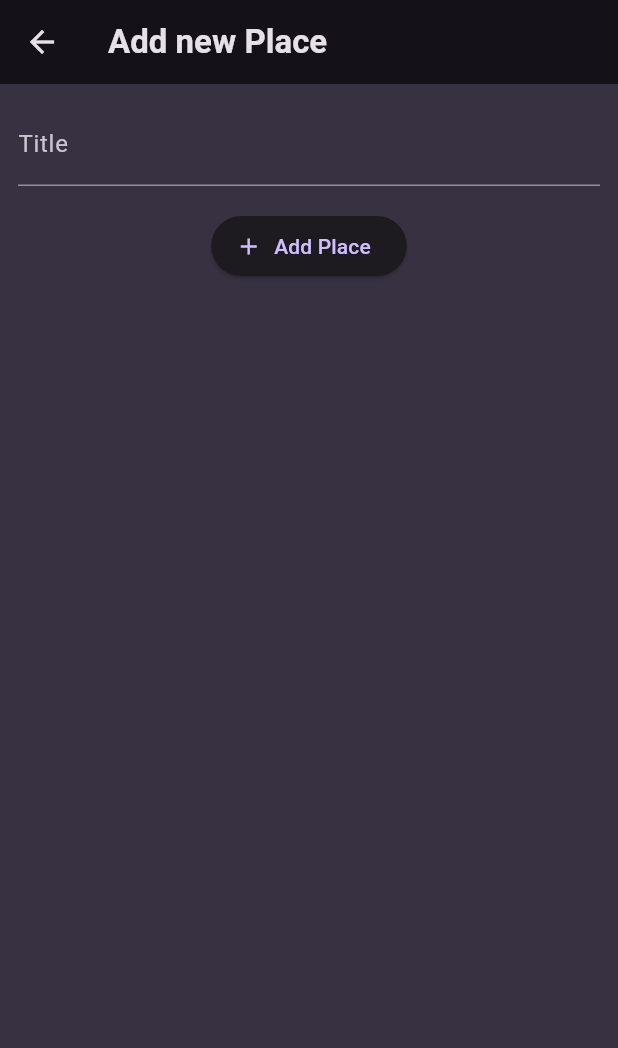
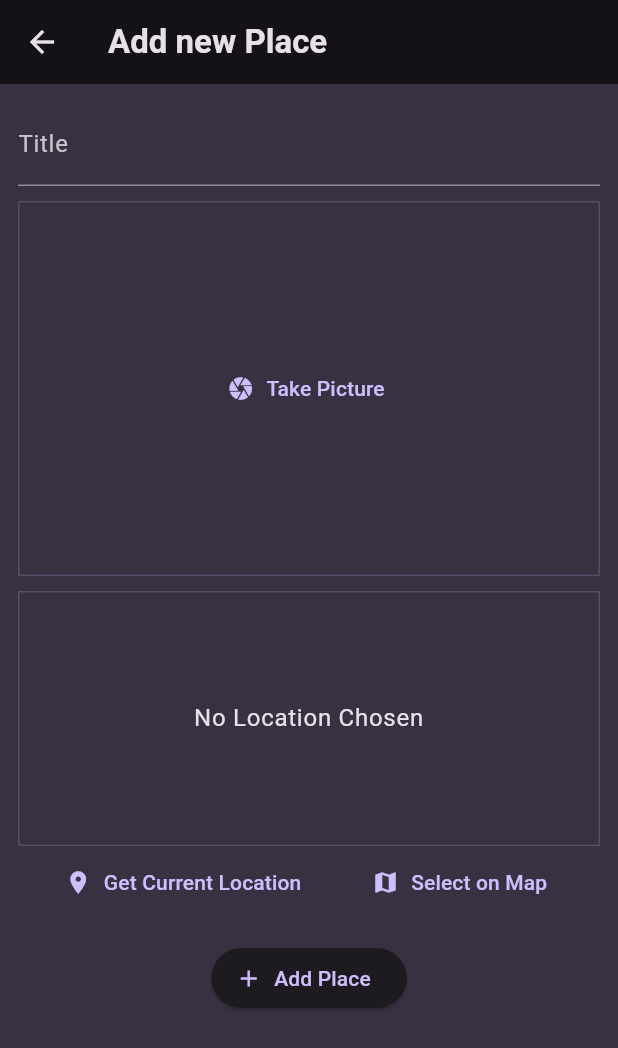
Before and after one commit to INO95/Flutter_study_250105, a Flutter app: the AddPlaceScreen screen opened directly, on a phone screen of 412 x 824 dp. Shown: the top 1048 px of the screen. Run offline on Flutter 3.47's test engine with Material 3 defaults, Android fonts, the phone set to English and light mode, and no system bars; our stand-ins replace flutter_riverpod, google_fonts, image_picker, location, transparent_image.

Commit message:
250428_flutter_lecture_~257

```diff
--- a/favorite_places/lib/models/place.dart
+++ b/favorite_places/lib/models/place.dart
@@ -1,10 +1,30 @@
+import 'dart:io';
+
 import 'package:uuid/uuid.dart';
 
 final uuid = Uuid();
 
+class PlaceLocation {
+  const PlaceLocation({
+    required this.latitude,
+    required this.longitude,
+    required this.address,
+  });
+
+  final double latitude;
+  final double longitude;
+  final String address;
+}
+
 class Place {
-  Place({required this.title}) : id = uuid.v4();
+  Place({
+    required this.title,
+    required this.image,
+    required this.location,
+  }) : id = uuid.v4();
 
   final String id;
   final String title;
+  final File image;
+  final PlaceLocation location;
 }
--- a/favorite_places/lib/providers/user_places.dart
+++ b/favorite_places/lib/providers/user_places.dart
@@ -1,11 +1,13 @@
+import 'dart:io';
+
 import 'package:favorite_places/models/place.dart';
 import 'package:flutter_riverpod/flutter_riverpod.dart';
 
 class UserPlacesNotifier extends StateNotifier<List<Place>> {
   UserPlacesNotifier() : super(const []);
 
-  void addPlace(String title) {
-    final newPlace = Place(title: title);
+  void addPlace(String title, File image, PlaceLocation location) {
+    final newPlace = Place(title: title, image: image, location: location);
     state = [newPlace, ...state];
   }
 }
--- a/favorite_places/lib/screens/add_place.dart
+++ b/favorite_places/lib/screens/add_place.dart
@@ -1,4 +1,9 @@
+import 'dart:io';
+
+import 'package:favorite_places/models/place.dart';
 import 'package:favorite_places/providers/user_places.dart';
+import 'package:favorite_places/widgets/image_input.dart';
+import 'package:favorite_places/widgets/location_input.dart';
 import 'package:flutter/material.dart';
 import 'package:flutter_riverpod/flutter_riverpod.dart';
 
@@ -13,15 +18,21 @@ class AddPlaceScreen extends ConsumerStatefulWidget {
 
 class _AddPlacesScreenState extends ConsumerState<AddPlaceScreen> {
   final _titleController = TextEditingController();
+  File? _selectedImgae;
+  PlaceLocation? _selectedLocation;
 
   void _savePlace() {
     final enteredText = _titleController.text;
 
-    if (enteredText.isEmpty) {
+    if (enteredText.isEmpty ||
+        _selectedImgae == null ||
+        _selectedLocation == null) {
       return;
     }
 
-    ref.read(userPlacesProvider.notifier).addPlace(enteredText);
+    ref
+        .read(userPlacesProvider.notifier)
+        .addPlace(enteredText, _selectedImgae!, _selectedLocation!);
 
     Navigator.of(context).pop();
   }
@@ -49,6 +60,18 @@ class _AddPlacesScreenState extends ConsumerState<AddPlaceScreen> {
                 color: Theme.of(context).colorScheme.onSurface,
               ),
             ),
+            SizedBox(height: 10),
+            ImageInput(
+              onPickImage: (image) {
+                _selectedImgae = image;
+              },
+            ),
+            SizedBox(height: 10),
+            LocationInput(
+              onSelectLocation: (location) {
+                _selectedLocation = location;
+              },
+            ),
             SizedBox(height: 16),
             ElevatedButton.icon(
               onPressed: _savePlace,
--- /dev/null
+++ b/favorite_places/lib/widgets/image_input.dart
@@ -0,0 +1,69 @@
+import 'dart:io';
+
+import 'package:flutter/material.dart';
+import 'package:image_picker/image_picker.dart';
+
+class ImageInput extends StatefulWidget {
+  const ImageInput({super.key, required this.onPickImage});
+
+  final void Function(File image) onPickImage;
+
+  @override
+  State<StatefulWidget> createState() {
+    return _ImageInputState();
+  }
+}
+
+class _ImageInputState extends State<ImageInput> {
+  File? _selectedImage;
+
+  void _takePicture() async {
+    final imagePicker = ImagePicker();
+    final pickedImage = await imagePicker.pickImage(
+      source: ImageSource.camera,
+      maxWidth: 600,
+    );
+    if (pickedImage == null) {
+      return;
+    }
+
+    setState(() {
+      _selectedImage = File(pickedImage.path);
+    });
+
+    widget.onPickImage(_selectedImage!);
+  }
+
+  @override
+  Widget build(BuildContext context) {
+    Widget content = TextButton.icon(
+      icon: const Icon(Icons.camera),
+      label: const Text('Take Picture'),
+      onPressed: _takePicture,
+    );
+
+    if (_selectedImage != null) {
+      content = GestureDetector(
+        onTap: _takePicture,
+        child: Image.file(
+          _selectedImage!,
+          fit: BoxFit.cover,
+          width: double.infinity,
+          height: double.infinity,
+        ),
+      );
+    }
+
+    return Container(
+      decoration: BoxDecoration(
+        border: Border.all(
+            width: 1,
+            color: Theme.of(context).colorScheme.primary.withOpacity(0.2)),
+      ),
+      height: 250,
+      width: double.infinity,
+      alignment: Alignment.center,
+      child: content,
+    );
+  }
+}
--- /dev/null
+++ b/favorite_places/lib/widgets/location_input.dart
@@ -0,0 +1,138 @@
+import 'dart:convert';
+
+import 'package:flutter/material.dart';
+import 'package:location/location.dart';
+import 'package:http/http.dart' as http;
+
+import 'package:favorite_places/models/place.dart';
+
+class LocationInput extends StatefulWidget {
+  const LocationInput({super.key, required this.onSelectLocation});
+
+  final void Function(PlaceLocation location) onSelectLocation;
+
+  @override
+  State<LocationInput> createState() => _LocationInputState();
+}
+
+class _LocationInputState extends State<LocationInput> {
+  PlaceLocation? _pickedLocation;
+  var _isGettingLocation = false;
+
+  String get locationImage {
+    if (_pickedLocation == null) {
+      return '';
+    }
+    final lat = _pickedLocation!.latitude;
+    final lng = _pickedLocation!.longitude;
+    return 'https://maps.googleapis.com/maps/api/staticmap?center=$lat,$lng=&zoom=16&size=600x300&maptype=roadmap&markers=color:red%7Clabel:A%7C$lat,$lng&key=AIzaSyAw7GXD7cR9vrt4ONQV3Ay0rzIpgdqnfCM';
+  }
+
+  void getCurrentLocation() async {
+    Location location = Location();
+
+    bool serviceEnabled;
+    PermissionStatus permissionGranted;
+    LocationData locationData;
+
+    serviceEnabled = await location.serviceEnabled();
+    if (!serviceEnabled) {
+      serviceEnabled = await location.requestService();
+      if (!serviceEnabled) {
+        return;
+      }
+    }
+
+    permissionGranted = await location.hasPermission();
+    if (permissionGranted == PermissionStatus.denied) {
+      permissionGranted = await location.requestPermission();
+      if (permissionGranted != PermissionStatus.granted) {
+        return;
+      }
+    }
+
+    setState(() {
+      _isGettingLocation = true;
+    });
+
+    locationData = await location.getLocation();
+    final lat = locationData.latitude;
+    final lng = locationData.longitude;
+
+    if (lat == null || lng == null) {
+      return;
+    }
+
+    final url = Uri.parse(
+        'https://maps.googleapis.com/maps/api/geocode/json?latlng=$lat,$lng&key=AIzaSyAw7GXD7cR9vrt4ONQV3Ay0rzIpgdqnfCM');
+    final response = await http.get(url);
+    final resData = json.decode(response.body);
+    final address = resData['results'][0]['formatted_address'];
+
+    setState(() {
+      _pickedLocation = PlaceLocation(
+        latitude: lat,
+        longitude: lng,
+        address: address,
+      );
+      _isGettingLocation = false;
+    });
+
+    widget.onSelectLocation(_pickedLocation!);
+  }
+
+  @override
+  Widget build(BuildContext context) {
+    Widget previewContent = Text(
+      'No Location Chosen',
+      textAlign: TextAlign.center,
+      style: Theme.of(context).textTheme.bodyLarge!.copyWith(
+            color: Theme.of(context).colorScheme.onSurface,
+          ),
+    );
+
+    if (_pickedLocation != null) {
+      previewContent = Image.network(
+        locationImage,
+        fit: BoxFit.cover,
+        width: double.infinity,
+        height: double.infinity,
+      );
+    }
+
+    if (_isGettingLocation) {
+      previewContent = CircularProgressIndicator();
+    }
+
+    return Column(
+      children: [
+        Container(
+            height: 170,
+            width: double.infinity,
+            alignment: Alignment.center,
+            decoration: BoxDecoration(
+              border: Border.all(
+                  width: 1,
+                  color:
+                      Theme.of(context).colorScheme.primary.withOpacity(0.2)),
+            ),
+            child: previewContent),
+        Row(
+          mainAxisAlignment: MainAxisAlignment.spaceEvenly,
+          children: [
+            TextButton.icon(
+              icon: const Icon(Icons.location_on),
+              label: Text('Get Current Location'),
+              onPressed: getCurrentLocation,
+            ),
+            TextButton.icon(
+              icon: const Icon(Icons.map),
+              label: Text('Select on Map'),
+              onPressed: () {},
+            )
+          ],
+        )
+      ],
+    );
+  }
+}
--- a/favorite_places/pubspec.yaml
+++ b/favorite_places/pubspec.yaml
@@ -37,6 +37,9 @@ dependencies:
   google_fonts: ^6.2.1
   uuid: ^4.5.1
   flutter_riverpod: ^2.6.1
+  image_picker: ^1.1.2
+  location: ^8.0.0
+  http: ^1.3.0
 
 dev_dependencies:
   flutter_test:
```
Also changed, not shown: favorite_places/lib/screens/place_detail.dart (+52 -7 lines), favorite_places/lib/screens/places.dart (+5 -2 lines), favorite_places/lib/widgets/places_list.dart (+10 -0 lines), favorite_places/pubspec.lock, 8 other files.
